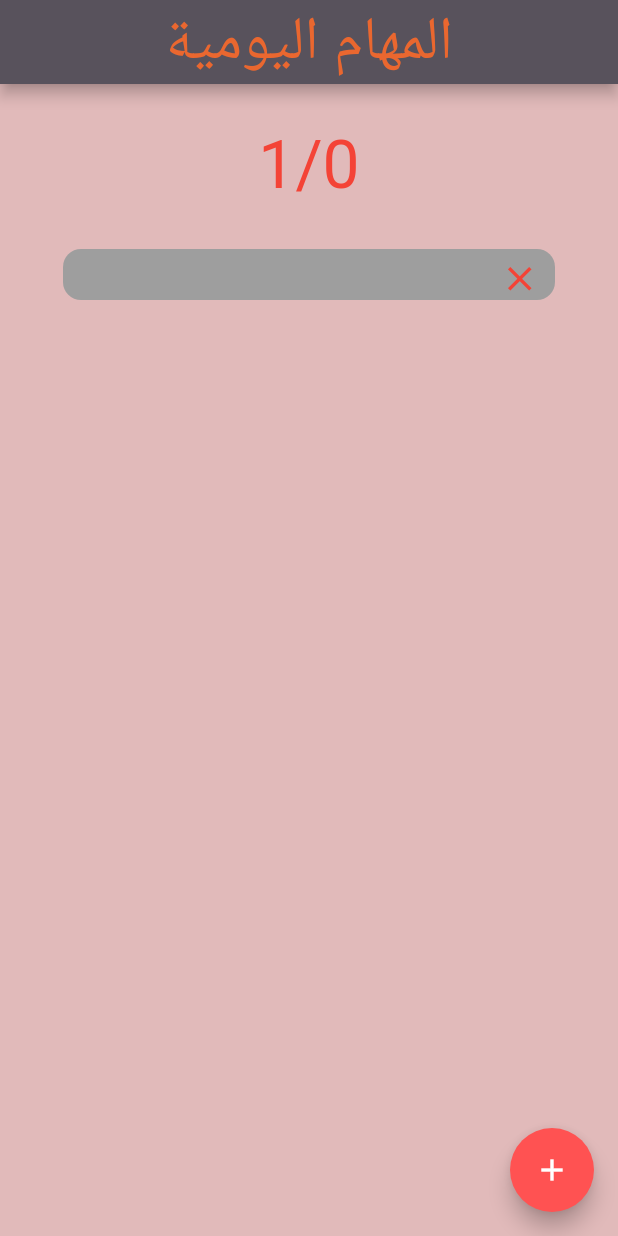
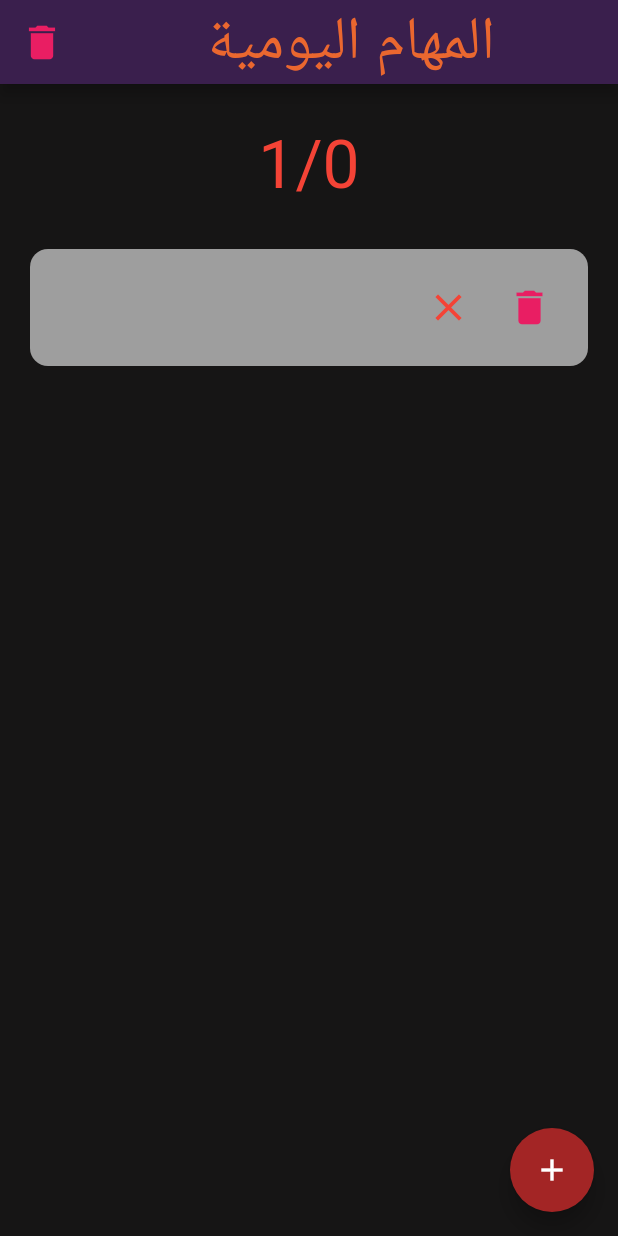
Before and after one commit to fahad3068088/flutter_application_2, a Flutter app: the screen it shows after launch, on a phone screen of 412 x 824 dp. Run offline on Flutter 3.47's test engine with Material 2 defaults, Android fonts, the phone set to English and light mode, and no system bars.

Commit message:
nn.remove

```diff
--- a/lib/main.dart
+++ b/lib/main.dart
@@ -65,6 +65,17 @@ myfun() {
 }
 
 class _FhadState extends State<Fhad> {
+  delet(int bb) {
+    setState(() {
+      nn.remove(nn[bb]);
+    });
+  }
+  fahadd(){
+    setState(() {
+      nn.removeRange(0,nn.length);
+    });
+  }
+
   change(int ds) {
     setState(() {
       nn[ds].hh = !nn[ds].hh;
@@ -75,7 +86,7 @@ class _FhadState extends State<Fhad> {
   Widget build(BuildContext context) {
     return Scaffold(
       floatingActionButton: FloatingActionButton(
-        backgroundColor: Colors.redAccent,
+        backgroundColor: Color.fromARGB(255, 163, 37, 37),
         onPressed: () {
           showDialog(
               context: context,
@@ -91,7 +102,7 @@ class _FhadState extends State<Fhad> {
                       mainAxisAlignment: MainAxisAlignment.center,
                       children: [
                         TextField(
-                          cursorColor: Colors.red,
+                          cursorColor: Color.fromARGB(255, 196, 28, 16),
                           controller: myController,
                           maxLength: 20,
                           decoration: InputDecoration(
@@ -124,9 +135,15 @@ class _FhadState extends State<Fhad> {
         },
         child: Icon(Icons.add),
       ),
-      backgroundColor: Color.fromARGB(255, 225, 186, 186),
+      backgroundColor: Color.fromARGB(255, 22, 21, 21),
       appBar: AppBar(
-        backgroundColor: Color.fromARGB(255, 88, 82, 92),
+        leading: IconButton(
+          onPressed: () {  fahadd();},
+          icon: Icon(Icons.delete),
+          color: Colors.pink,
+          iconSize: 30,
+        ),
+        backgroundColor: Color.fromARGB(255, 58, 31, 77),
         title: Container(
             child: Center(
                 child: Text(
@@ -152,11 +169,11 @@ class _FhadState extends State<Fhad> {
                     itemCount: nn.length,
                     itemBuilder: (BuildContext context, int index) {
                       return Fahad(
-                        vartitle: nn[index].titl,
-                        done: nn[index].hh,
-                        myfun: change,
-                        iii:index
-                      );
+                          vartitle: nn[index].titl,
+                          done: nn[index].hh,
+                          myfun: change,
+                          iii: index,
+                          delet: delet);
                     }),
               )
             ]),
--- a/lib/widget/FractionallySizedBox.dart
+++ b/lib/widget/FractionallySizedBox.dart
@@ -2,12 +2,13 @@
 
 import 'package:flutter/material.dart';
 class Fahad extends StatelessWidget {
-
+  final Function delet;
 final String vartitle;
 final bool done;
 final Function myfun;
 final int iii;
-  Fahad({required this.vartitle,required this.done,required this.myfun,required this.iii});
+
+  Fahad({required this.vartitle,required this.done,required this.delet,required this.myfun,required this.iii});
   @override
   Widget build(BuildContext context) {
     return  GestureDetector(
@@ -16,8 +17,8 @@ final int iii;
             widthFactor: 1,
             child: Column(crossAxisAlignment: CrossAxisAlignment.center, children: [
               Container(
-                padding: EdgeInsets.fromLTRB(11, 6, 10, 1),
-                margin: EdgeInsets.fromLTRB(22, 22, 22, 22),
+                padding: EdgeInsets.all(15),
+                margin: EdgeInsets.only(top:22),
                 // ignore: sort_child_properties_last
                 child: Row(mainAxisAlignment: MainAxisAlignment.spaceBetween,
                     // ignore: prefer_const_literals_to_create_immutables
@@ -26,10 +27,21 @@ final int iii;
                         vartitle,
                         style: TextStyle(fontSize: 20),
                       ),
-                     Icon(
-                        done? Icons.check:Icons.close,
-                        size: 27,
-                        color: done?  Colors.green: Colors.red,
+                     Row(
+                       children: [
+                         Icon(
+                            done? Icons.check:Icons.close,
+                            size: 30,
+                            color: done?  Colors.green: Colors.red,
+                         ),
+                         SizedBox(width: 15),
+                         IconButton(onPressed: (){delet(iii);},
+                         icon:Icon(Icons.delete),
+                         color: Colors.pink,
+                          iconSize: 30,
+                       )
+                       ],
+
                      )
 
 
```
Also changed, not shown: 1 other file.
